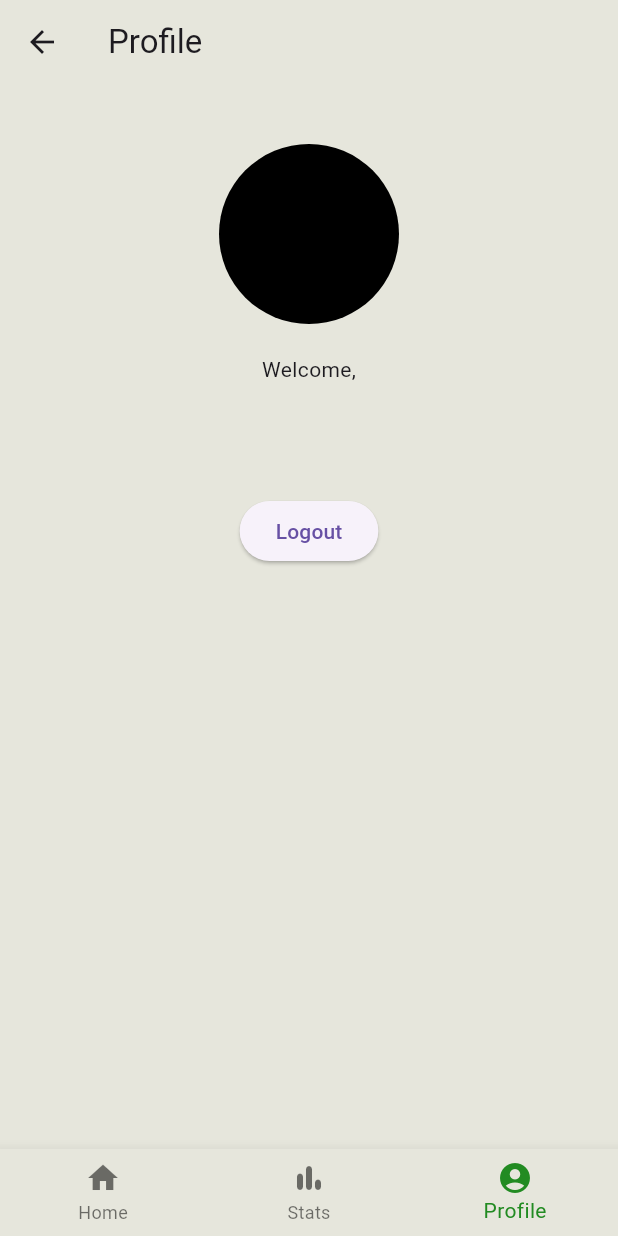
After one commit to oblionC/carbon-courier-flutter, a Flutter app: the AppPage screen opened directly, item 3 of the bottom bar chosen, on a phone screen of 412 x 824 dp. The commit adds this screen. Run offline on Flutter 3.47's test engine with Material 3 defaults, Android fonts, the light colour scheme and no system bars; our stand-ins replace flutter_bloc, fpdart, google_maps_flutter, shared_preferences, supabase_flutter; accounts and stored records are empty.

```diff
--- a/lib/core/errors/failures.dart
+++ b/lib/core/errors/failures.dart
@@ -1,4 +1,4 @@
 class Failure {
   final String message;
-  Failure ([this.message = 'An unexpected error occured.'])
+  Failure ([this.message = 'An unexpected error occured.']);
 }
--- a/lib/core/theme/app_palette.dart
+++ b/lib/core/theme/app_palette.dart
@@ -1,7 +1,7 @@
 import 'package:flutter/material.dart';
 
 class AppPallete {
-  static const Color backgroundColor = Color.fromARGB(255, 245, 245, 220);
+  static const Color backgroundColor = Color.fromARGB(255, 230, 230, 220);
   static const Color gradient1 = Color.fromARGB(255, 34, 139, 34);
   static const Color gradient2 = Color.fromARGB(255, 255, 255, 255);
   static const Color gradient3 = Color.fromRGBO(255, 159, 124, 1);
--- a/lib/core/theme/theme.dart
+++ b/lib/core/theme/theme.dart
@@ -8,7 +8,7 @@ class AppTheme {
         width: 3,
       ),
       borderRadius: BorderRadius.circular(10));
-  static final darkThemeMode = ThemeData.dark().copyWith(
+  static final darkThemeMode = ThemeData.light().copyWith(
     scaffoldBackgroundColor: AppPallete.backgroundColor,
     inputDecorationTheme: InputDecorationTheme(
       contentPadding: const EdgeInsets.all(27),
--- /dev/null
+++ b/lib/features/auth/prentation/pages/app_page.dart
@@ -0,0 +1,40 @@
+import 'package:flutter/material.dart';
+import 'package:go_green/features/auth/prentation/pages/home_page.dart';
+import 'package:go_green/features/auth/prentation/pages/stats_page.dart';
+import 'package:go_green/features/auth/prentation/pages/profile_page.dart';
+import 'package:go_green/features/widgets/app_bottom_nav_bar.dart';
+
+class AppPage extends StatefulWidget {
+  const AppPage({super.key});
+  static route() => MaterialPageRoute(builder: (context) => const AppPage());
+
+  @override
+  State<AppPage> createState() => _AppPageState();
+}
+
+class _AppPageState extends State<AppPage> {
+  int _currentIndex = 0;
+
+  static const List<Widget> pages = [
+    HomePage(),
+    StatsPage(),
+    ProfilePage(),
+  ];
+
+  @override
+  Widget build(BuildContext context) {
+    return Scaffold(
+      body: pages[_currentIndex],
+      bottomNavigationBar: AppBottomNavBar(
+        currentIndex: _currentIndex,
+        handleTap: handleNavbarTap,
+      ),
+    );
+  }
+
+  void handleNavbarTap(int index) {
+    setState(() {
+      _currentIndex = index;
+    });
+  }
+}
--- /dev/null
+++ b/lib/features/auth/prentation/pages/profile_page.dart
@@ -0,0 +1,90 @@
+import 'package:flutter/material.dart';
+import 'package:go_green/features/auth/app_auth_context.dart';
+import 'package:go_green/core/theme/app_palette.dart';
+import 'package:go_green/main.dart';
+import 'package:go_green/features/auth/prentation/pages/login_page.dart';
+
+class ProfilePage extends StatefulWidget {
+  const ProfilePage({super.key});
+
+  @override
+  State<ProfilePage> createState() => _ProfilePageState();
+}
+
+class _ProfilePageState extends State<ProfilePage> {
+  late Future<String?> _username;
+
+  @override
+  void initState() {
+    _username = AppAuthContext().username;
+    super.initState();
+  }
+
+  @override
+  Widget build(BuildContext context) {
+    return Scaffold(
+      appBar: AppBar(
+        title: Text("Profile"),
+        backgroundColor: AppPallete.backgroundColor,
+      ),
+      body: Column(
+        children: [
+          Center(
+            child: FractionallySizedBox(
+              widthFactor: 0.95,
+              child: Container(
+                margin: EdgeInsets.all(20.0),
+                padding: EdgeInsets.all(20.0),
+                decoration: BoxDecoration(
+                  borderRadius: BorderRadius.circular(20),
+                ),
+                child: Column(
+                  children: [
+                    CircleAvatar(
+                      radius: 60,
+                      backgroundColor: Colors.black,
+                    ),
+                    SizedBox(height: 20),
+                    Row(
+                      mainAxisAlignment: MainAxisAlignment.center,
+                      crossAxisAlignment: CrossAxisAlignment.center,
+                      children: [
+                        Column(
+                          children: [
+                            Text("Welcome,"),
+                            FutureBuilder(
+                              future: _username,
+                              builder: (context, snapshot) {
+                                if(snapshot.hasData) {
+                                  return Text(snapshot.data!, style: TextStyle(fontSize: 24),);
+                                }
+                                return Text("");
+                              }
+                            )
+                        ],)
+                      ],
+                    )
+                  ],
+                ),
+              )
+            )
+          ,)
+          ,
+          ElevatedButton(
+            onPressed: handleLogout,
+            child: Text("Logout"))
+        ],
+      ),
+    );
+  }
+
+  Future<void> handleLogout() async {
+    await AppAuthContext.logout();
+    Navigator.pushReplacement(context, LoginPage.route());
+  }
+
+  Future<String?> getUsername() async {
+    String? username = await AppAuthContext().username;
+    return username;
+  }
+}
--- a/lib/features/auth/prentation/pages/widgets/auth_field.dart
+++ b/lib/features/auth/prentation/pages/widgets/auth_field.dart
@@ -13,6 +13,7 @@ class AuthField extends StatelessWidget {
   @override
   Widget build(BuildContext context) {
     return TextFormField(
+      controller: controller,
       decoration: InputDecoration(
           hintStyle: const TextStyle(color: Colors.black), hintText: hinText),
       validator: (value) {
--- /dev/null
+++ b/lib/features/widgets/app_bottom_nav_bar.dart
@@ -0,0 +1,38 @@
+import 'package:flutter/material.dart';
+import 'package:go_green/core/theme/app_palette.dart';
+
+class AppBottomNavBar extends StatelessWidget {
+  final Function handleTap;
+  final int currentIndex;
+
+  const AppBottomNavBar({
+    super.key,
+    required this.handleTap,
+    required this.currentIndex,
+  });
+
+  @override
+  Widget build(BuildContext context) {
+    return BottomNavigationBar(
+      onTap: (int index) {
+        handleTap(index);
+      },
+      currentIndex: currentIndex,
+      backgroundColor: AppPallete.backgroundColor,
+      selectedItemColor: AppPallete.gradient1,
+      items: const [
+        BottomNavigationBarItem(
+          icon: Icon(Icons.home),
+          label: "Home"
+        ),
+        BottomNavigationBarItem(
+          icon: Icon(Icons.bar_chart_rounded),
+          label: "Stats"
+        ),
+        BottomNavigationBarItem(
+          icon: Icon(Icons.account_circle_sharp),
+          label: "Profile"
+        )
+    ]);
+  }
+}
--- a/lib/main.dart
+++ b/lib/main.dart
@@ -26,6 +26,8 @@ void main() async {
   ], child: const MyApp()));
 }
 
+final supabase = Supabase.instance.client;
+
 class MyApp extends StatelessWidget {
   const MyApp({super.key});
 
--- a/pubspec.yaml
+++ b/pubspec.yaml
@@ -38,6 +38,9 @@ dependencies:
   fpdart: ^1.1.0
   supabase_flutter: ^2.8.0
   flutter_bloc: ^8.1.6
+  google_maps_flutter: ^2.10.0
+  shared_preferences: ^2.3.3
+  http: ^1.2.2
 
 dev_dependencies:
   flutter_test:
```
Also changed, not shown: lib/features/auth/app_auth_context.dart (added, +45 -0 lines), lib/features/auth/prentation/pages/home_page.dart (added, +275 -0 lines), lib/features/auth/prentation/pages/login_page.dart (+18 -1 lines), lib/features/auth/prentation/pages/signup_page.dart (+17 -9 lines), lib/features/auth/prentation/pages/stats_page.dart (added, +21 -0 lines), pubspec.lock, 7 other files.
